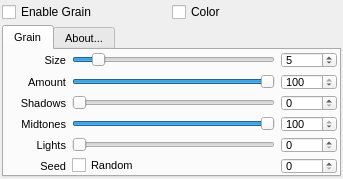
Above: Grain/sph_grain.ui from spoilerhead/asp_plugins before the change. Below: the same form after it.
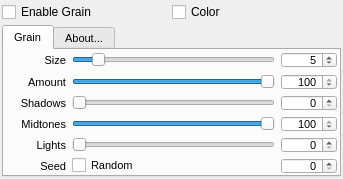
That is the form after the change. Custom widgets are drawn as their Qt base class.

Commit message: fixed number alignment in edit boxes (grubernd noted it)

Diff of the .ui file:
```diff
--- a/Grain/sph_grain.ui
+++ b/Grain/sph_grain.ui
@@ -243,6 +243,9 @@
            <height>16</height>
           </size>
          </property>
+         <property name="alignment">
+          <set>Qt::AlignRight|Qt::AlignTrailing|Qt::AlignVCenter</set>
+         </property>
          <property name="minimum">
           <number>0</number>
          </property>
@@ -271,6 +274,9 @@
            <height>16</height>
           </size>
          </property>
+         <property name="alignment">
+          <set>Qt::AlignRight|Qt::AlignTrailing|Qt::AlignVCenter</set>
+         </property>
          <property name="minimum">
           <number>0</number>
          </property>
@@ -302,6 +308,9 @@
            <height>16</height>
           </size>
          </property>
+         <property name="alignment">
+          <set>Qt::AlignRight|Qt::AlignTrailing|Qt::AlignVCenter</set>
+         </property>
          <property name="maximum">
           <number>256</number>
          </property>
@@ -453,6 +462,9 @@
            <height>16</height>
           </size>
          </property>
+         <property name="alignment">
+          <set>Qt::AlignRight|Qt::AlignTrailing|Qt::AlignVCenter</set>
+         </property>
          <property name="minimum">
           <number>0</number>
          </property>
@@ -481,6 +493,9 @@
            <height>16</height>
           </size>
          </property>
+         <property name="alignment">
+          <set>Qt::AlignRight|Qt::AlignTrailing|Qt::AlignVCenter</set>
+         </property>
          <property name="minimum">
           <number>0</number>
          </property>
@@ -509,6 +524,9 @@
            <height>16</height>
           </size>
          </property>
+         <property name="alignment">
+          <set>Qt::AlignRight|Qt::AlignTrailing|Qt::AlignVCenter</set>
+         </property>
          <property name="minimum">
           <number>0</number>
          </property>
```
The commit also changes 3 other files.
